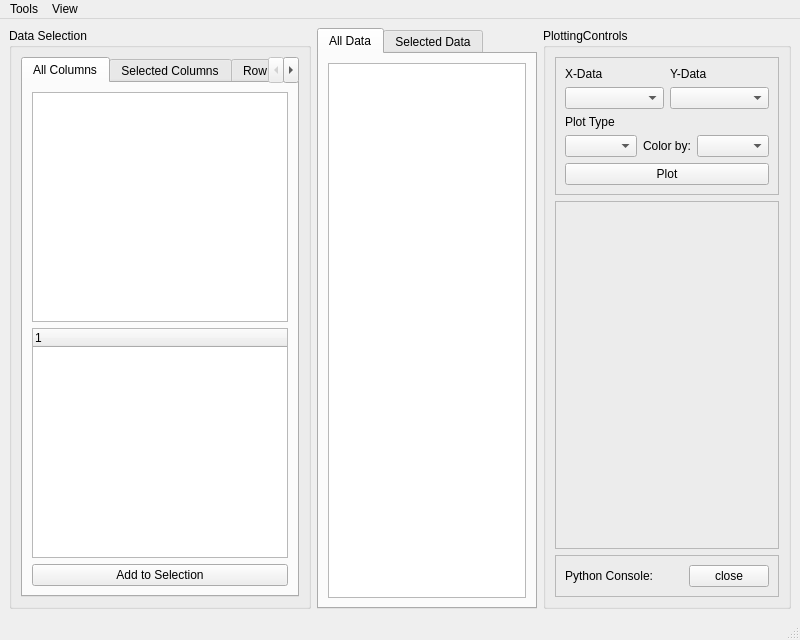
Before: the Qt Designer form DataViewerModule/pandasviewer_mainwindow.ui in kushalkolar/BehaviourAnalysis, drawn with Qt 5.
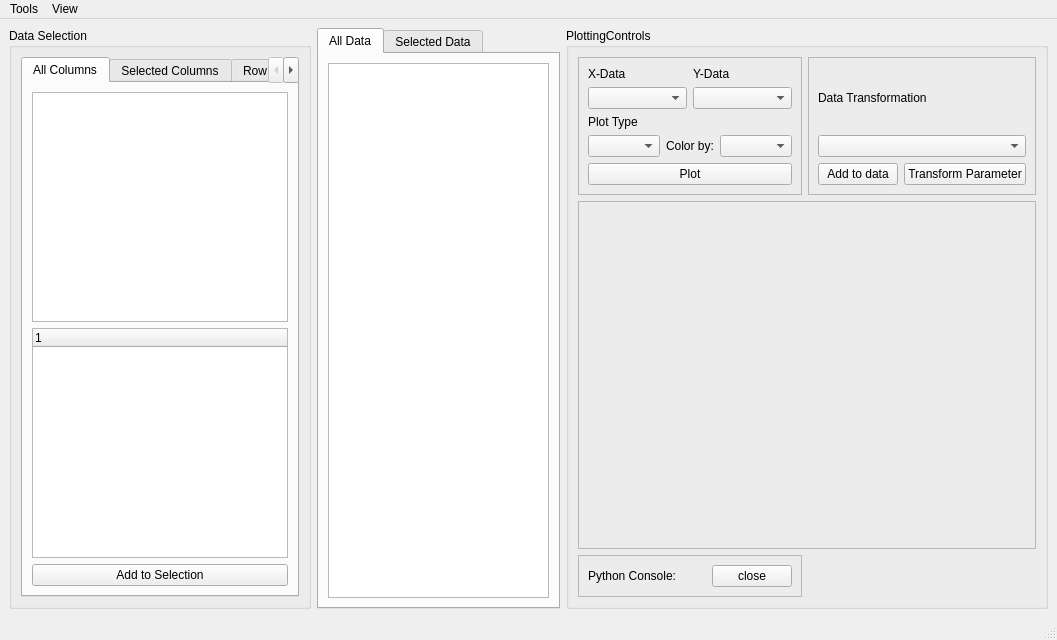
After: the same form once the commit is applied.

```diff
--- a/DataViewerModule/pandasviewer_mainwindow.ui
+++ b/DataViewerModule/pandasviewer_mainwindow.ui
@@ -6,8 +6,8 @@
    <rect>
     <x>0</x>
     <y>0</y>
-    <width>800</width>
-    <height>628</height>
+    <width>1057</width>
+    <height>630</height>
    </rect>
   </property>
   <property name="windowTitle">
@@ -255,23 +255,7 @@
       <property name="title">
        <string>PlottingControls</string>
       </property>
-      <layout class="QGridLayout" name="gridLayout_7">
-       <item row="1" column="0">
-        <widget class="QFrame" name="framePlotWidget">
-         <property name="sizePolicy">
-          <sizepolicy hsizetype="Preferred" vsizetype="MinimumExpanding">
-           <horstretch>0</horstretch>
-           <verstretch>0</verstretch>
-          </sizepolicy>
-         </property>
-         <property name="frameShape">
-          <enum>QFrame::StyledPanel</enum>
-         </property>
-         <property name="frameShadow">
-          <enum>QFrame::Raised</enum>
-         </property>
-        </widget>
-       </item>
+      <layout class="QGridLayout" name="gridLayout_9">
        <item row="0" column="0">
         <widget class="QFrame" name="framePlotControls">
          <property name="frameShape">
@@ -371,6 +355,62 @@
          </layout>
         </widget>
        </item>
+       <item row="0" column="1">
+        <widget class="QFrame" name="frameTransform">
+         <property name="frameShape">
+          <enum>QFrame::StyledPanel</enum>
+         </property>
+         <property name="frameShadow">
+          <enum>QFrame::Raised</enum>
+         </property>
+         <layout class="QGridLayout" name="gridLayout_7">
+          <item row="1" column="0">
+           <widget class="QComboBox" name="comboBoxTransformations"/>
+          </item>
+          <item row="2" column="0">
+           <layout class="QHBoxLayout" name="horizontalLayout_7">
+            <item>
+             <widget class="QPushButton" name="pushButtonAddTransformToData">
+              <property name="text">
+               <string>Add to data</string>
+              </property>
+             </widget>
+            </item>
+            <item>
+             <widget class="QPushButton" name="pushButtonTransformData">
+              <property name="text">
+               <string>Transform Parameter</string>
+              </property>
+             </widget>
+            </item>
+           </layout>
+          </item>
+          <item row="0" column="0">
+           <widget class="QLabel" name="label_5">
+            <property name="text">
+             <string>Data Transformation</string>
+            </property>
+           </widget>
+          </item>
+         </layout>
+        </widget>
+       </item>
+       <item row="1" column="0" colspan="2">
+        <widget class="QFrame" name="framePlotWidget">
+         <property name="sizePolicy">
+          <sizepolicy hsizetype="Preferred" vsizetype="MinimumExpanding">
+           <horstretch>0</horstretch>
+           <verstretch>0</verstretch>
+          </sizepolicy>
+         </property>
+         <property name="frameShape">
+          <enum>QFrame::StyledPanel</enum>
+         </property>
+         <property name="frameShadow">
+          <enum>QFrame::Raised</enum>
+         </property>
+        </widget>
+       </item>
        <item row="2" column="0">
         <widget class="QFrame" name="frameConsole">
          <property name="frameShape">
@@ -417,7 +457,7 @@
     <rect>
      <x>0</x>
      <y>0</y>
-     <width>800</width>
+     <width>1057</width>
      <height>21</height>
     </rect>
    </property>
```
Left out of the diff: 38 changed lines with no effect on the pictures.
